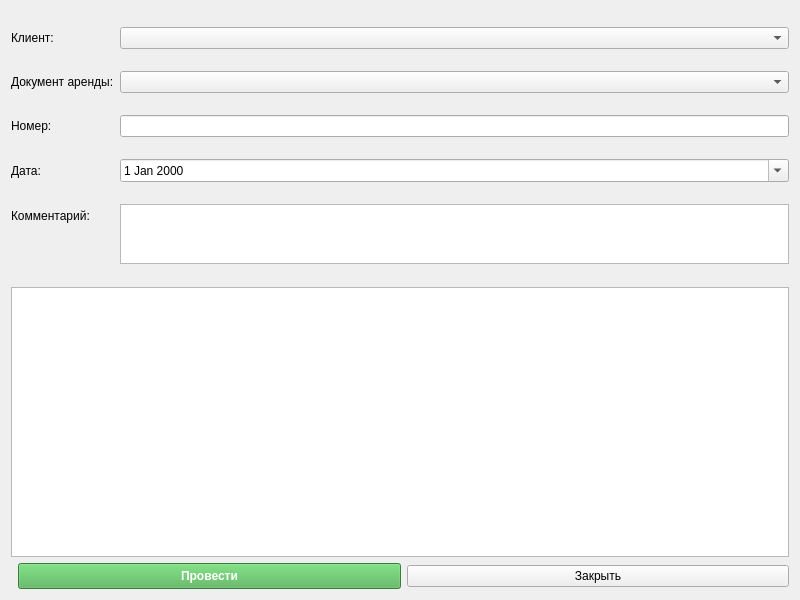
Qt form src/ui/returnform.ui (Smurf72T/POC_Terminal_Tracker) before a commit.
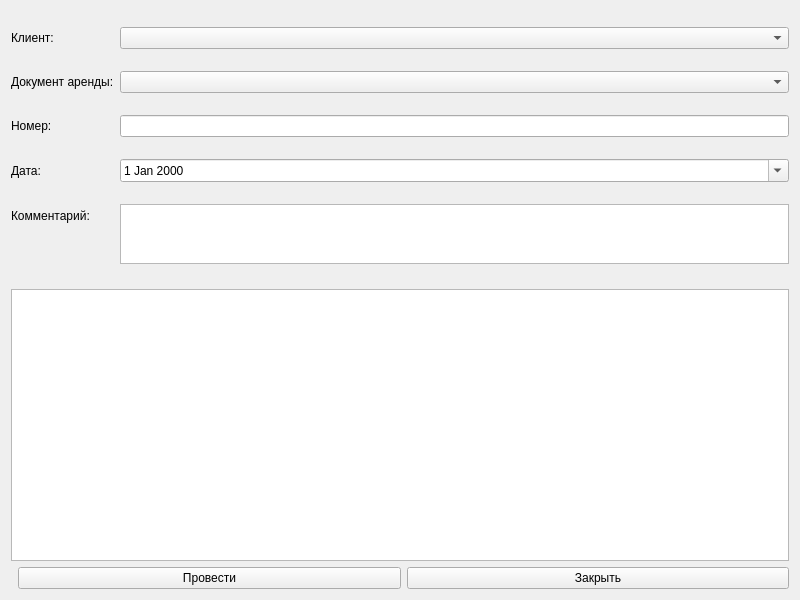
The same form after that commit.

Patch:
```diff
--- a/src/ui/returnform.ui
+++ b/src/ui/returnform.ui
@@ -28,7 +28,7 @@
             <item>
                 <layout class="QHBoxLayout" name="horizontalLayout">
                     <item><spacer name="horizontalSpacer"><property name="orientation"><enum>Qt::Horizontal</enum></property></spacer></item>
-                    <item><widget class="QPushButton" name="btnPost"><property name="text"><string>Провести</string></property><property name="styleSheet"><string>QPushButton { background-color: #4CAF50; color: white; font-weight: bold; padding: 5px; }</string></property></widget></item>
+                    <item><widget class="QPushButton" name="btnPost"><property name="text"><string>Провести</string></property></widget></item>
                     <item><widget class="QPushButton" name="btnClose"><property name="text"><string>Закрыть</string></property></widget></item>
                 </layout>
             </item>
```
